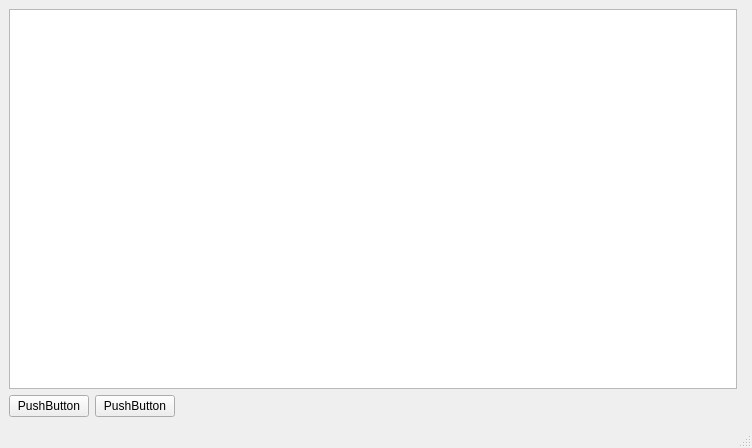
Old version of the form Worksheet6/QT_Wrksht6/mainwindow.ui in the repository EEYSA19/2024_20541521.
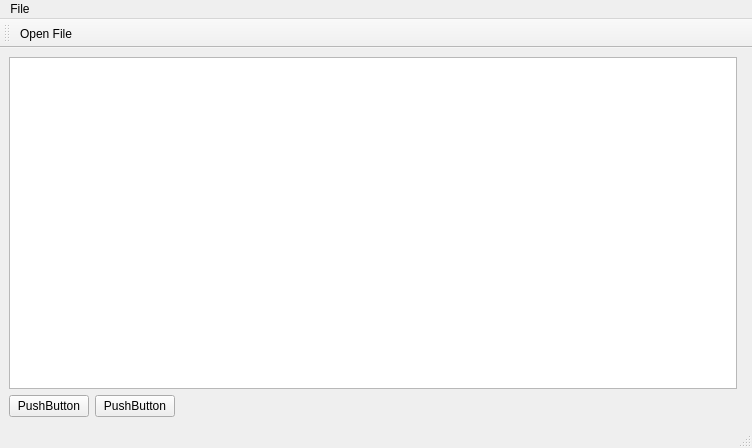
New version of the form.

```diff
--- a/Worksheet6/QT_Wrksht6/mainwindow.ui
+++ b/Worksheet6/QT_Wrksht6/mainwindow.ui
@@ -67,8 +67,35 @@
      <height>22</height>
     </rect>
    </property>
+   <widget class="QMenu" name="menuFile">
+    <property name="title">
+     <string>File</string>
+    </property>
+    <addaction name="actionOpen_File"/>
+   </widget>
+   <addaction name="menuFile"/>
   </widget>
   <widget class="QStatusBar" name="statusbar"/>
+  <widget class="QToolBar" name="toolBar">
+   <property name="windowTitle">
+    <string>toolBar</string>
+   </property>
+   <attribute name="toolBarArea">
+    <enum>TopToolBarArea</enum>
+   </attribute>
+   <attribute name="toolBarBreak">
+    <bool>false</bool>
+   </attribute>
+   <addaction name="actionOpen_File"/>
+  </widget>
+  <action name="actionOpen_File">
+   <property name="text">
+    <string>Open File</string>
+   </property>
+   <property name="menuRole">
+    <enum>QAction::MenuRole::NoRole</enum>
+   </property>
+  </action>
  </widget>
  <resources/>
  <connections/>
```
